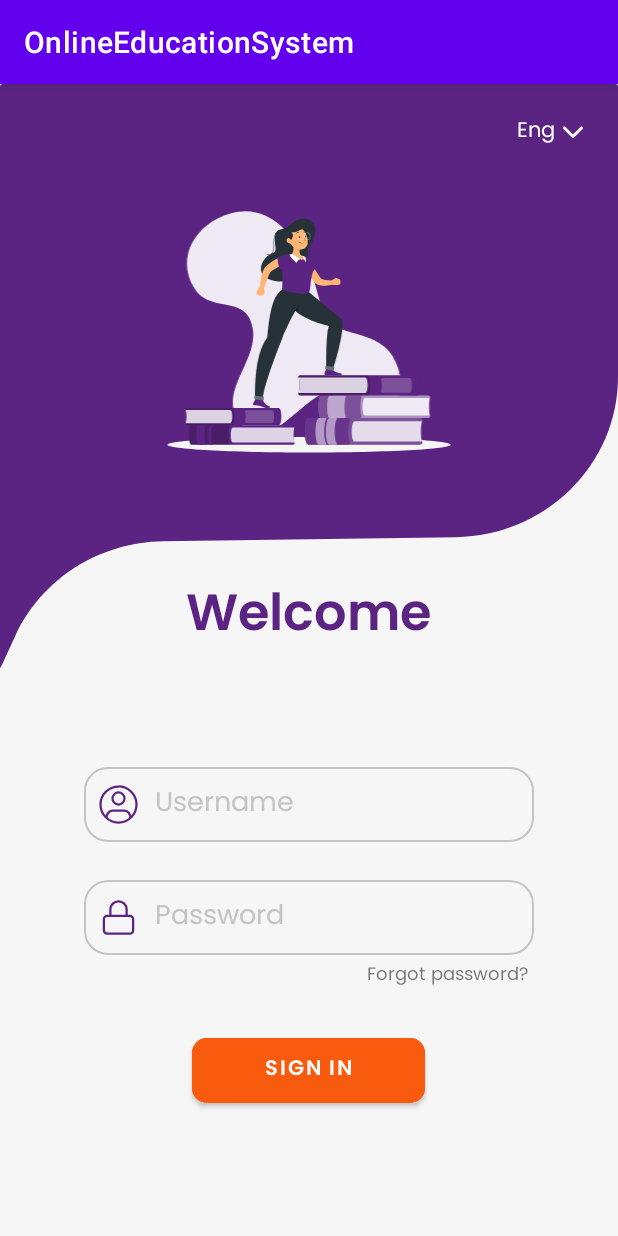
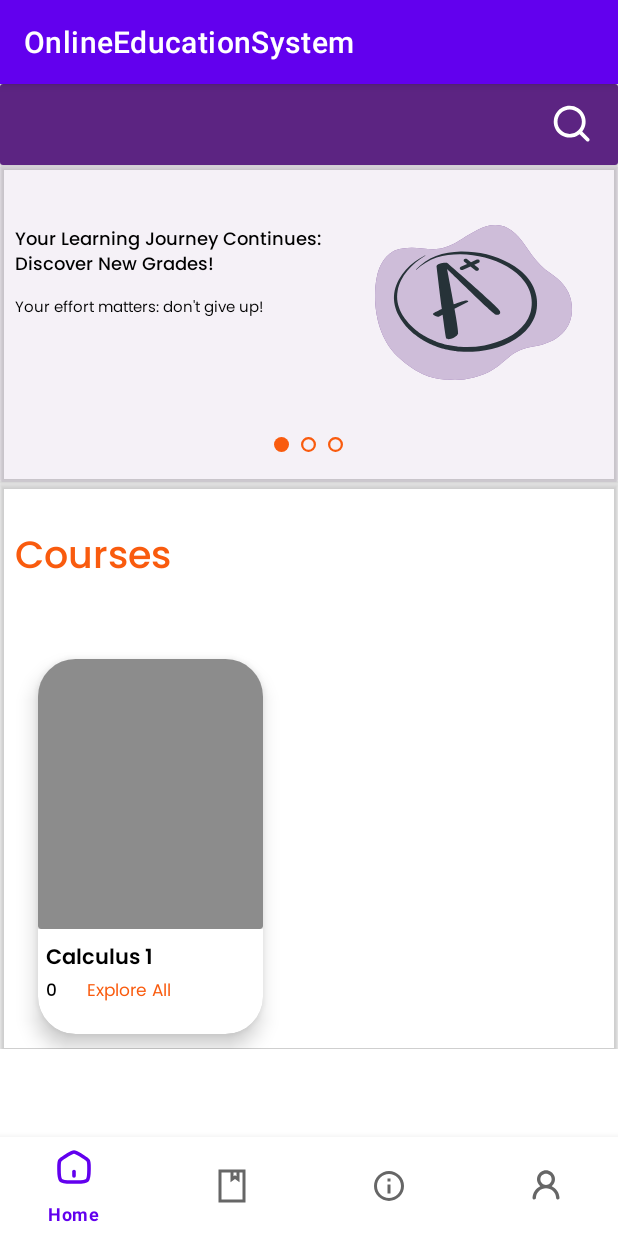
Before and after one commit to yyusifov/OnlineEducationSystem, an Android app: the screen it shows after launch (MainActivity before the commit, HomePage after it), after a tap on "SIGN IN", on a phone screen of 412 x 824 dp. Run offline under Robolectric (Android 15) with nearby library versions, the light colour scheme and no system bars; our stand-ins replace Room's generated code.

Commit message:
homePage is partially set

```diff
--- a/app/src/main/java/com/example/onlineeducationsystem/HomePage.java
+++ b/app/src/main/java/com/example/onlineeducationsystem/HomePage.java
@@ -1,14 +1,50 @@
 package com.example.onlineeducationsystem;
 
 import android.os.Bundle;
+import android.util.Log;
 
 import androidx.appcompat.app.AppCompatActivity;
+import androidx.lifecycle.Observer;
+import androidx.lifecycle.ViewModelProvider;
+import androidx.recyclerview.widget.LinearLayoutManager;
+import androidx.recyclerview.widget.RecyclerView;
+
+import com.example.onlineeducationsystem.adapter.CourseAdapter;
+import com.example.onlineeducationsystem.model.CourseTopics;
+import com.example.onlineeducationsystem.model.Courses;
+import com.example.onlineeducationsystem.util.UserViewModel;
+
+import java.util.List;
 
 public class HomePage extends AppCompatActivity {
 
+    private RecyclerView recyclerView;
+
+    private UserViewModel userViewModel;
     @Override
     protected void onCreate(Bundle savedInstanceState) {
         super.onCreate(savedInstanceState);
         setContentView(R.layout.activity_home_page);
+
+        recyclerView = findViewById(R.id.allCourses);
+        recyclerView.setHasFixedSize(true);
+        recyclerView.setLayoutManager(new LinearLayoutManager(getApplicationContext(), LinearLayoutManager.HORIZONTAL, false));
+
+        userViewModel = ViewModelProvider.AndroidViewModelFactory.getInstance(HomePage.this.getApplication()).create(UserViewModel.class);
+
+        userViewModel.getAllCourses().observe(this, new Observer<List<Courses>>() {
+            @Override
+            public void onChanged(List<Courses> courses) {
+
+                userViewModel.getAllCourseTopics().observe(HomePage.this, new Observer<List<CourseTopics>>() {
+                    @Override
+                    public void onChanged(List<CourseTopics> courseTopics) {
+                        Log.d("num: ", String.valueOf(courseTopics.size()));
+                        CourseAdapter courseAdapter = new CourseAdapter(courses, courseTopics);
+                        recyclerView.setAdapter(courseAdapter);
+                    }
+                });
+            }
+        });
     }
 }
--- a/app/src/main/java/com/example/onlineeducationsystem/MainActivity.java
+++ b/app/src/main/java/com/example/onlineeducationsystem/MainActivity.java
@@ -7,12 +7,12 @@ import android.view.View;
 import android.widget.Button;
 import android.widget.EditText;
 import android.widget.TextView;
-import android.widget.Toast;
 
 import androidx.appcompat.app.AppCompatActivity;
 import androidx.lifecycle.Observer;
 import androidx.lifecycle.ViewModelProvider;
 
+import com.example.onlineeducationsystem.model.Courses;
 import com.example.onlineeducationsystem.model.UserInformation;
 import com.example.onlineeducationsystem.model.UserRole;
 import com.example.onlineeducationsystem.util.UserViewModel;
@@ -85,17 +85,17 @@ public class MainActivity extends AppCompatActivity {
 //
 //        UserViewModel.insertCourseDescription(courseDescription);
 
-//        Courses course = new Courses();
-//
-//        course.setCourse_code(10257);
-//
-//        course.setCourse_name("Software Engineering");
-//
-//        course.setCourse_instructor("Umid Suleymanov");
-//
-//        course.setDescription_id(2);
-//
-//        UserViewModel.insertCourse(course);
+        Courses course = new Courses();
+
+        course.setCourse_code(10258);
+
+        course.setCourse_name("Calculus 1");
+
+        course.setCourse_instructor("Yagub Aliyev");
+
+        course.setDescription_id(1);
+
+        UserViewModel.insertCourse(course);
 
 //        CourseTopics courseTopics = new CourseTopics();
 //
@@ -137,13 +137,14 @@ public class MainActivity extends AppCompatActivity {
     }
 
     public void onSignIn(View view){
+        Intent intent = new Intent(MainActivity.this, HomePage.class);
+        startActivity(intent);
         userViewModel.getAllUserInformation().observe(MainActivity.this, new Observer<List<UserInformation>>() {
             @Override
             public void onChanged(List<UserInformation> userInformation) {
                 for(int i = 0; i < userInformation.size(); i++){
                     if(username.getText().toString().trim().equals(userInformation.get(i).getUser_name())
                             && password.getText().toString().trim().equals(userInformation.get(i).getUser_password())){
-                        Toast.makeText(MainActivity.this, "Wassup", Toast.LENGTH_LONG).show();
                     }
                 }
             }
--- /dev/null
+++ b/app/src/main/java/com/example/onlineeducationsystem/adapter/CourseAdapter.java
@@ -0,0 +1,63 @@
+package com.example.onlineeducationsystem.adapter;
+
+import android.view.LayoutInflater;
+import android.view.View;
+import android.view.ViewGroup;
+import android.widget.TextView;
+
+import androidx.annotation.NonNull;
+import androidx.recyclerview.widget.RecyclerView;
+
+import com.example.onlineeducationsystem.R;
+import com.example.onlineeducationsystem.model.CourseTopics;
+import com.example.onlineeducationsystem.model.Courses;
+
+import java.util.List;
+import java.util.stream.Collectors;
+
+public class CourseAdapter extends RecyclerView.Adapter<CourseAdapter.ViewHolder> {
+    private List<Courses> allCourses;
+
+    private List<CourseTopics> allCourseTopics;
+
+    public CourseAdapter(List<Courses> allCourses, List<CourseTopics> allCourseTopics){
+        this.allCourses = allCourses;
+        this.allCourseTopics = allCourseTopics;
+    }
+
+    @NonNull
+    @Override
+    public ViewHolder onCreateViewHolder(@NonNull ViewGroup parent, int viewType) {
+        View view = LayoutInflater.from(parent.getContext()).inflate(R.layout.course_row, parent, false);
+        return new ViewHolder(view);
+    }
+
+    @Override
+    public void onBindViewHolder(@NonNull ViewHolder holder, int position) {
+
+        if(allCourses.get(position).getCourse_name().length() > 14){
+            holder.courseName.setText(allCourses.get(position).getCourse_name().substring(0,15) + ".");
+        }
+        else{
+            holder.courseName.setText(allCourses.get(position).getCourse_name());
+        }
+
+        int lecture_number = allCourseTopics.stream().filter(n -> n.getCourse_id() == allCourses.get(position).getId()).collect(Collectors.toList()).size();
+
+        holder.lectureNumber.setText(String.valueOf(lecture_number));
+    }
+
+    @Override
+    public int getItemCount() {
+        return allCourses.size();
+    }
+
+    public class ViewHolder extends RecyclerView.ViewHolder {
+        TextView courseName, lectureNumber;
+        public ViewHolder(@NonNull View itemView) {
+            super(itemView);
+            courseName = itemView.findViewById(R.id.courseName);
+            lectureNumber = itemView.findViewById(R.id.lectureNumber);
+        }
+    }
+}
--- /dev/null
+++ b/app/src/main/res/drawable/about.xml
@@ -0,0 +1,9 @@
+<vector xmlns:android="http://schemas.android.com/apk/res/android"
+    android:width="36dp"
+    android:height="36dp"
+    android:viewportWidth="36"
+    android:viewportHeight="36">
+  <path
+      android:pathData="M16.5,13.5H19.5V10.5H16.5M18,30C11.385,30 6,24.615 6,18C6,11.385 11.385,6 18,6C24.615,6 30,11.385 30,18C30,24.615 24.615,30 18,30ZM18,3C16.03,3 14.08,3.388 12.26,4.142C10.44,4.896 8.786,6.001 7.393,7.393C4.58,10.206 3,14.022 3,18C3,21.978 4.58,25.794 7.393,28.607C8.786,30 10.44,31.104 12.26,31.858C14.08,32.612 16.03,33 18,33C21.978,33 25.794,31.42 28.607,28.607C31.42,25.794 33,21.978 33,18C33,16.03 32.612,14.08 31.858,12.26C31.104,10.44 30,8.786 28.607,7.393C27.214,6.001 25.56,4.896 23.74,4.142C21.92,3.388 19.97,3 18,3ZM16.5,25.5H19.5V16.5H16.5V25.5Z"
+      android:fillColor="#313030"/>
+</vector>
--- /dev/null
+++ b/app/src/main/res/drawable/homepage.xml
@@ -0,0 +1,17 @@
+<vector xmlns:android="http://schemas.android.com/apk/res/android"
+    android:width="30dp"
+    android:height="30dp"
+    android:viewportWidth="30"
+    android:viewportHeight="30">
+  <path
+      android:pathData="M2.5,15.255C2.5,12.394 2.5,10.964 3.15,9.779C3.797,8.592 4.984,7.858 7.355,6.385L9.855,4.834C12.361,3.277 13.615,2.5 15,2.5C16.385,2.5 17.638,3.277 20.145,4.834L22.645,6.385C25.016,7.858 26.202,8.592 26.851,9.779C27.5,10.964 27.5,12.394 27.5,15.254V17.156C27.5,22.031 27.5,24.47 26.035,25.985C24.571,27.5 22.214,27.5 17.5,27.5H12.5C7.786,27.5 5.429,27.5 3.965,25.985C2.5,24.47 2.5,22.032 2.5,17.156V15.255Z"
+      android:strokeWidth="3"
+      android:fillColor="#00000000"
+      android:strokeColor="#313030"/>
+  <path
+      android:pathData="M15,18.75V22.5"
+      android:strokeWidth="3"
+      android:fillColor="#00000000"
+      android:strokeColor="#313030"
+      android:strokeLineCap="round"/>
+</vector>
--- /dev/null
+++ b/app/src/main/res/drawable/profilesection.xml
@@ -0,0 +1,9 @@
+<vector xmlns:android="http://schemas.android.com/apk/res/android"
+    android:width="34dp"
+    android:height="34dp"
+    android:viewportWidth="34"
+    android:viewportHeight="34">
+  <path
+      android:pathData="M22.442,17.155C24.534,18.144 26.318,19.683 27.603,21.608C28.887,23.533 29.625,25.771 29.735,28.082C29.75,28.294 29.722,28.506 29.653,28.707C29.584,28.908 29.476,29.093 29.335,29.251C29.194,29.41 29.023,29.539 28.831,29.63C28.639,29.721 28.432,29.774 28.219,29.783C28.007,29.793 27.796,29.761 27.596,29.688C27.397,29.615 27.214,29.503 27.059,29.358C26.904,29.213 26.779,29.039 26.692,28.845C26.605,28.652 26.557,28.443 26.552,28.231C26.436,25.775 25.379,23.459 23.601,21.762C21.822,20.065 19.458,19.119 17,19.119C14.542,19.119 12.178,20.065 10.399,21.762C8.621,23.459 7.564,25.775 7.448,28.231C7.419,28.646 7.229,29.034 6.918,29.311C6.607,29.588 6.2,29.733 5.784,29.713C5.368,29.694 4.976,29.512 4.692,29.207C4.408,28.902 4.255,28.498 4.265,28.082C4.375,25.771 5.112,23.533 6.396,21.608C7.68,19.683 9.464,18.144 11.556,17.155C10.215,16.037 9.251,14.532 8.795,12.847C8.34,11.161 8.415,9.376 9.009,7.735C9.604,6.093 10.69,4.674 12.12,3.672C13.549,2.669 15.253,2.132 16.999,2.132C18.745,2.132 20.449,2.669 21.878,3.672C23.308,4.674 24.394,6.093 24.989,7.735C25.583,9.376 25.658,11.161 25.202,12.847C24.747,14.532 23.783,16.037 22.442,17.155ZM22.313,10.625C22.313,9.216 21.753,7.865 20.757,6.869C19.76,5.872 18.409,5.313 17,5.313C15.591,5.313 14.24,5.872 13.243,6.869C12.247,7.865 11.688,9.216 11.688,10.625C11.688,12.034 12.247,13.385 13.243,14.382C14.24,15.378 15.591,15.938 17,15.938C18.409,15.938 19.76,15.378 20.757,14.382C21.753,13.385 22.313,12.034 22.313,10.625Z"
+      android:fillColor="#313030"/>
+</vector>
--- /dev/null
+++ b/app/src/main/res/drawable/tdesign_course.xml
@@ -0,0 +1,9 @@
+<vector xmlns:android="http://schemas.android.com/apk/res/android"
+    android:width="30dp"
+    android:height="30dp"
+    android:viewportWidth="30"
+    android:viewportHeight="30">
+  <path
+      android:pathData="M23.75,3.75H21.25V11.875L17.5,9.063L13.75,11.875V3.75H6.25V26.25H23.75V3.75ZM16.25,3.75V6.875L17.5,5.938L18.75,6.875V3.75H16.25ZM26.25,28.75H3.75V1.25H26.25V28.75Z"
+      android:fillColor="#313030"/>
+</vector>
--- /dev/null
+++ b/app/src/main/res/font/poppins_italic.xml
@@ -0,0 +1,7 @@
+<?xml version="1.0" encoding="utf-8"?>
+<font-family xmlns:app="http://schemas.android.com/apk/res-auto"
+        app:fontProviderAuthority="com.google.android.gms.fonts"
+        app:fontProviderPackage="com.google.android.gms"
+        app:fontProviderQuery="name=Poppins&amp;italic=1"
+        app:fontProviderCerts="@array/com_google_android_gms_fonts_certs">
+</font-family>
--- a/app/src/main/res/layout/activity_home_page.xml
+++ b/app/src/main/res/layout/activity_home_page.xml
@@ -1,17 +1,31 @@
 <?xml version="1.0" encoding="utf-8"?>
-<ScrollView
-    xmlns:android="http://schemas.android.com/apk/res/android"
+<androidx.constraintlayout.widget.ConstraintLayout xmlns:android="http://schemas.android.com/apk/res/android"
     xmlns:app="http://schemas.android.com/apk/res-auto"
     xmlns:tools="http://schemas.android.com/tools"
     android:layout_width="match_parent"
+    android:layout_height="match_parent"
+    android:orientation="vertical"
+    tools:context=".HomePage"
+    tools:menu="@menu/navigation_bar">
+
+    <FrameLayout
+        android:id="@+id/homePage"
+        android:layout_width="match_parent"
+        android:layout_height="0dp"
+        app:layout_constraintBottom_toTopOf="@+id/bottomNavigationView"
+        app:layout_constraintEnd_toEndOf="parent"
+        app:layout_constraintStart_toStartOf="parent"
+        app:layout_constraintTop_toTopOf="parent">
+
+        <ScrollView
+            android:layout_width="match_parent"
             android:layout_height="match_parent">
 
-    <androidx.constraintlayout.widget.ConstraintLayout
+
+            <LinearLayout
                 android:layout_width="match_parent"
                 android:layout_height="wrap_content"
-        android:orientation="vertical"
-        tools:context=".HomePage">
-
+                android:orientation="vertical">
 
                 <androidx.cardview.widget.CardView
                     android:id="@+id/searchTab"
@@ -121,7 +135,8 @@
                                 android:layout_height="wrap_content"
                                 android:background="#00EFEFEF"
                                 android:paddingRight="8dp"
-                        app:srcCompat="@drawable/chosenwindow" />
+                                app:srcCompat="@drawable/chosenwindow"
+                                tools:ignore="TouchTargetSizeCheck" />
 
                             <ImageButton
                                 android:id="@+id/imageButton5"
@@ -129,7 +144,8 @@
                                 android:layout_height="wrap_content"
                                 android:background="#00EFEFEF"
                                 android:paddingRight="8dp"
-                        app:srcCompat="@drawable/unchosenwindow" />
+                                app:srcCompat="@drawable/unchosenwindow"
+                                tools:ignore="TouchTargetSizeCheck" />
 
                             <ImageButton
                                 android:id="@+id/imageButton6"
@@ -171,21 +187,35 @@
                                 android:layout_height="wrap_content"
                                 android:text="Courses"
                                 android:textColor="#F95B0E"
+                                android:textSize="25sp"
                                 app:fontFamily="@font/poppins_medium" />
                         </LinearLayout>
 
                         <androidx.recyclerview.widget.RecyclerView
+                            android:id="@+id/allCourses"
                             android:layout_width="match_parent"
                             android:layout_height="wrap_content"
                             android:orientation="horizontal"
-                    android:paddingTop="50dp"
-                    android:paddingBottom="50dp"
                             app:layoutManager="androidx.recyclerview.widget.LinearLayoutManager" />
 
                     </LinearLayout>
 
                 </androidx.cardview.widget.CardView>
 
+            </LinearLayout>
+        </ScrollView>
+
+    </FrameLayout>
+
+    <com.google.android.material.bottomnavigation.BottomNavigationView
+        android:id="@+id/bottomNavigationView"
+        android:layout_width="420dp"
+        android:layout_height="66dp"
+        app:layout_constraintBottom_toBottomOf="parent"
+        app:layout_constraintEnd_toEndOf="parent"
+        app:layout_constraintStart_toStartOf="parent"
+        app:layout_constraintTop_toBottomOf="@id/homePage"
+        app:menu="@menu/navigation_bar" />
+
 
 </androidx.constraintlayout.widget.ConstraintLayout>
-</ScrollView>
--- /dev/null
+++ b/app/src/main/res/layout/course_row.xml
@@ -0,0 +1,72 @@
+<?xml version="1.0" encoding="utf-8"?>
+<com.google.android.material.card.MaterialCardView xmlns:android="http://schemas.android.com/apk/res/android"
+    xmlns:app="http://schemas.android.com/apk/res-auto"
+    android:layout_width="150dp"
+    android:layout_height="250dp"
+    android:layout_marginLeft="25dp"
+    android:layout_marginTop="15dp"
+    android:layout_marginRight="10dp"
+    android:layout_marginBottom="10dp"
+    app:cardCornerRadius="25dp"
+    app:cardElevation="8dp"
+    app:strokeColor="#40000000">
+
+    <LinearLayout
+        android:layout_width="match_parent"
+        android:layout_height="match_parent"
+        android:orientation="vertical">
+
+        <LinearLayout
+            android:layout_width="wrap_content"
+            android:layout_height="wrap_content"
+            android:orientation="horizontal">
+
+            <androidx.cardview.widget.CardView
+                android:layout_width="150dp"
+                android:layout_height="180dp"
+                app:cardBackgroundColor="#8C8C8C" />
+        </LinearLayout>
+
+        <LinearLayout
+            android:layout_width="match_parent"
+            android:layout_height="match_parent"
+            android:orientation="vertical"
+            android:paddingTop="8dp">
+
+            <TextView
+                android:id="@+id/courseName"
+                android:layout_width="match_parent"
+                android:layout_height="wrap_content"
+                android:paddingLeft="5dp"
+                android:text="Physics"
+                android:textColor="#000"
+                app:fontFamily="@font/poppins_semibold" />
+
+            <LinearLayout
+                android:layout_width="match_parent"
+                android:layout_height="match_parent"
+                android:orientation="horizontal"
+                android:paddingLeft="5dp">
+
+                <TextView
+                    android:id="@+id/lectureNumber"
+                    android:layout_width="wrap_content"
+                    android:layout_height="wrap_content"
+                    android:layout_marginRight="20dp"
+                    android:text="14 Lectures"
+                    android:textColor="#000"
+                    android:textSize="11sp"
+                    app:fontFamily="@font/poppins_medium" />
+
+                <TextView
+                    android:id="@+id/textView7"
+                    android:layout_width="wrap_content"
+                    android:layout_height="wrap_content"
+                    android:text="Explore All"
+                    android:textColor="#F95B0E"
+                    android:textSize="11sp"
+                    app:fontFamily="@font/poppins_italic" />
+            </LinearLayout>
+        </LinearLayout>
+    </LinearLayout>
+</com.google.android.material.card.MaterialCardView>
--- /dev/null
+++ b/app/src/main/res/menu/navigation_bar.xml
@@ -0,0 +1,21 @@
+<?xml version="1.0" encoding="utf-8"?>
+<menu xmlns:android="http://schemas.android.com/apk/res/android"
+    xmlns:app="http://schemas.android.com/apk/res-auto">
+
+    <item
+        android:icon="@drawable/homepage"
+        android:title="Home"
+        app:showAsAction="always" />
+    <item
+        android:icon="@drawable/tdesign_course"
+        android:title="Courses"
+        app:showAsAction="always"/>
+    <item
+        android:icon="@drawable/about"
+        android:title="About"
+        app:showAsAction="always"/>
+    <item
+        android:icon="@drawable/profilesection"
+        android:title="Profile"
+        app:showAsAction="always"/>
+</menu>
--- a/app/src/main/res/values/preloaded_fonts.xml
+++ b/app/src/main/res/values/preloaded_fonts.xml
@@ -2,6 +2,7 @@
 <resources>
     <array name="preloaded_fonts" translatable="false">
         <item>@font/poppins</item>
+        <item>@font/poppins_italic</item>
         <item>@font/poppins_medium</item>
         <item>@font/poppins_semibold</item>
         <item>@font/poppins_thin</item>
```
Lines whose indentation alone changed are shown as unchanged.
